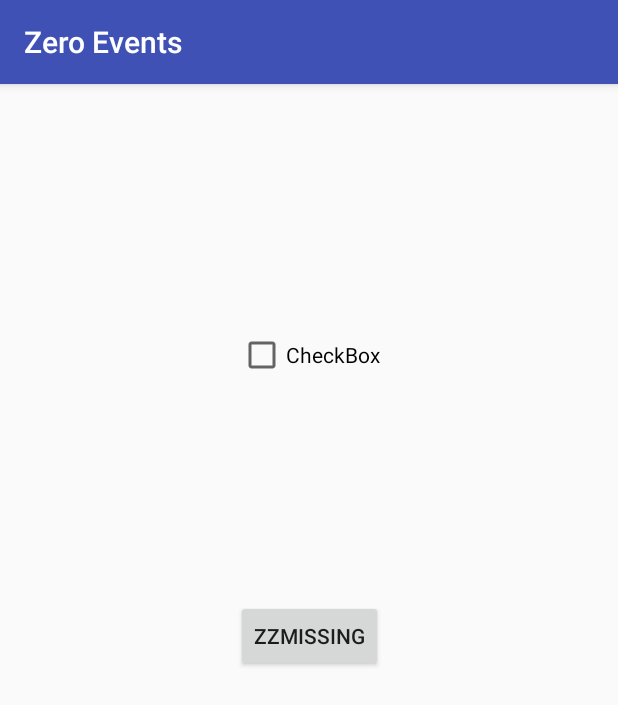
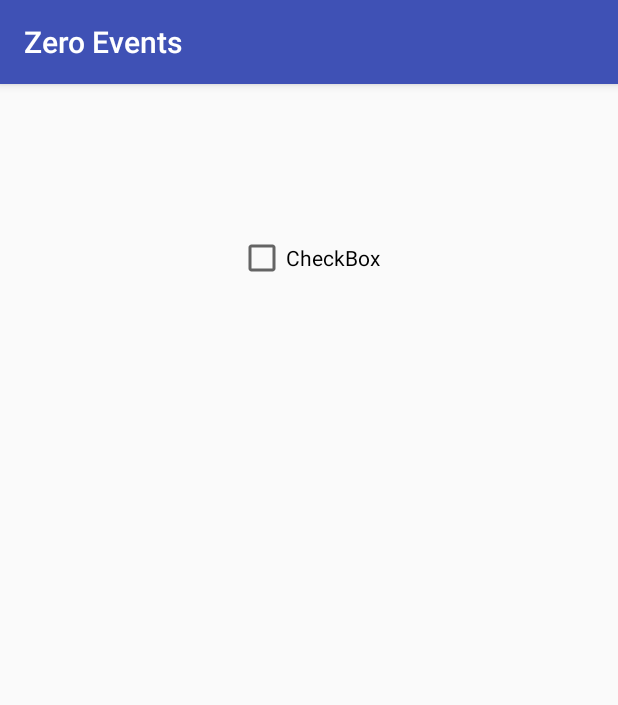
Before and after one commit to cs15jjs/CarbonDevelopment, an Android app: the screen it shows after launch (MainActivity), on a phone screen of 412 x 824 dp. Shown: the top 705 px of the screen. Run offline under Robolectric (Android 15) with nearby library versions, the phone set to English and light mode, and no system bars.

Commit message:
Commit second try

```diff
--- a/ZeroEvents/app/src/main/res/layout/activity_main.xml
+++ b/ZeroEvents/app/src/main/res/layout/activity_main.xml
@@ -6,30 +6,14 @@
     android:layout_height="match_parent"
     tools:context="carbon.zeroevents.MainActivity">
 
-    <Button
-        android:id="@+id/button2"
-        android:layout_width="wrap_content"
-        android:layout_height="wrap_content"
-        android:layout_marginBottom="248dp"
-        android:layout_marginEnd="148dp"
-        android:layout_marginStart="148dp"
-        android:layout_marginTop="215dp"
-        android:text="@string/button"
-        app:layout_constraintBottom_toBottomOf="parent"
-        app:layout_constraintEnd_toEndOf="parent"
-        app:layout_constraintStart_toStartOf="parent"
-        app:layout_constraintTop_toTopOf="parent" />
-
     <CheckBox
         android:id="@+id/checkBox"
         android:layout_width="wrap_content"
         android:layout_height="wrap_content"
-        android:layout_marginBottom="83dp"
         android:layout_marginEnd="145dp"
         android:layout_marginStart="145dp"
         android:layout_marginTop="100dp"
         android:text="@string/checkbox"
-        app:layout_constraintBottom_toTopOf="@+id/button2"
         app:layout_constraintEnd_toEndOf="parent"
         app:layout_constraintStart_toStartOf="parent"
         app:layout_constraintTop_toTopOf="parent" />
```
